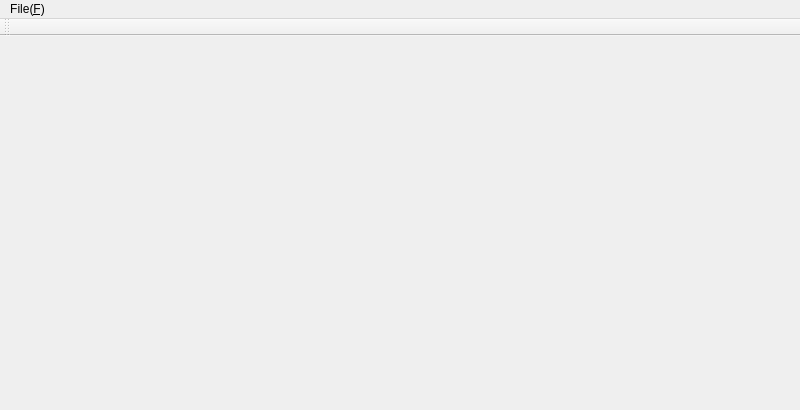
First picture: the form in next.ui, repository GreatV/next, before the edit; both pictures show x 0 to 800 and y 0 to 410 of the 800 by 600 pixel window.
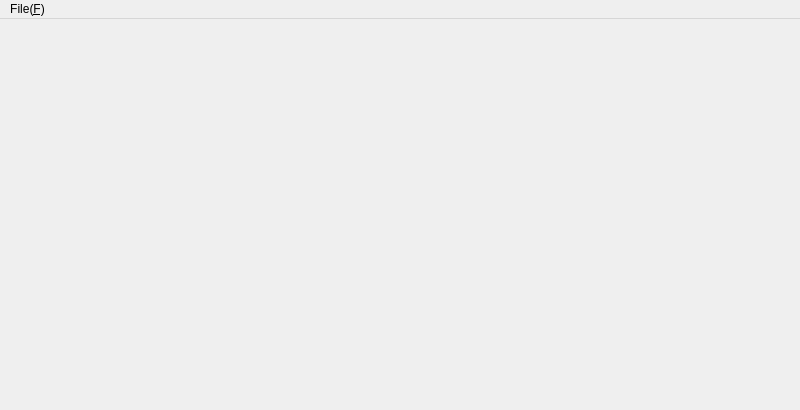
Second picture: the form after the edit.

Commit message: set ui of image display

Diff of the .ui file:
```diff
--- a/next.ui
+++ b/next.ui
@@ -14,28 +14,158 @@
    <string>next</string>
   </property>
   <widget class="QWidget" name="centralwidget">
-   <widget class="QLabel" name="labelDisplayedImage">
-    <property name="geometry">
-     <rect>
-      <x>0</x>
-      <y>0</y>
-      <width>40</width>
-      <height>12</height>
-     </rect>
+   <layout class="QVBoxLayout" name="verticalLayoutMain">
+    <property name="spacing">
+     <number>0</number>
     </property>
-    <property name="sizePolicy">
-     <sizepolicy hsizetype="Ignored" vsizetype="Ignored">
-      <horstretch>0</horstretch>
-      <verstretch>0</verstretch>
-     </sizepolicy>
+    <property name="leftMargin">
+     <number>0</number>
     </property>
-    <property name="text">
-     <string/>
+    <property name="topMargin">
+     <number>0</number>
     </property>
-    <property name="scaledContents">
-     <bool>true</bool>
+    <property name="rightMargin">
+     <number>0</number>
     </property>
-   </widget>
+    <property name="bottomMargin">
+     <number>0</number>
+    </property>
+    <item>
+     <widget class="QWidget" name="widgetTop" native="true">
+      <property name="sizePolicy">
+       <sizepolicy hsizetype="Preferred" vsizetype="Fixed">
+        <horstretch>0</horstretch>
+        <verstretch>0</verstretch>
+       </sizepolicy>
+      </property>
+      <property name="maximumSize">
+       <size>
+        <width>16777215</width>
+        <height>50</height>
+       </size>
+      </property>
+     </widget>
+    </item>
+    <item>
+     <widget class="QWidget" name="widgetCenter" native="true">
+      <layout class="QGridLayout" name="gridLayoutCenter">
+       <property name="leftMargin">
+        <number>0</number>
+       </property>
+       <property name="topMargin">
+        <number>0</number>
+       </property>
+       <property name="rightMargin">
+        <number>0</number>
+       </property>
+       <property name="bottomMargin">
+        <number>0</number>
+       </property>
+       <property name="spacing">
+        <number>0</number>
+       </property>
+       <item row="0" column="0">
+        <layout class="QVBoxLayout" name="verticalLayoutCenter">
+         <property name="spacing">
+          <number>0</number>
+         </property>
+         <item>
+          <spacer name="verticalSpacerTop">
+           <property name="orientation">
+            <enum>Qt::Vertical</enum>
+           </property>
+           <property name="sizeHint" stdset="0">
+            <size>
+             <width>20</width>
+             <height>40</height>
+            </size>
+           </property>
+          </spacer>
+         </item>
+         <item>
+          <layout class="QHBoxLayout" name="horizontalLayoutCenter">
+           <property name="spacing">
+            <number>0</number>
+           </property>
+           <item>
+            <spacer name="horizontalSpacerLeft">
+             <property name="orientation">
+              <enum>Qt::Horizontal</enum>
+             </property>
+             <property name="sizeHint" stdset="0">
+              <size>
+               <width>40</width>
+               <height>20</height>
+              </size>
+             </property>
+            </spacer>
+           </item>
+           <item>
+            <widget class="QLabel" name="labelDisplayedImage">
+             <property name="sizePolicy">
+              <sizepolicy hsizetype="Preferred" vsizetype="Preferred">
+               <horstretch>0</horstretch>
+               <verstretch>0</verstretch>
+              </sizepolicy>
+             </property>
+             <property name="text">
+              <string/>
+             </property>
+             <property name="alignment">
+              <set>Qt::AlignCenter</set>
+             </property>
+            </widget>
+           </item>
+           <item>
+            <spacer name="horizontalSpacerRight">
+             <property name="orientation">
+              <enum>Qt::Horizontal</enum>
+             </property>
+             <property name="sizeHint" stdset="0">
+              <size>
+               <width>40</width>
+               <height>20</height>
+              </size>
+             </property>
+            </spacer>
+           </item>
+          </layout>
+         </item>
+         <item>
+          <spacer name="verticalSpacerBottom">
+           <property name="orientation">
+            <enum>Qt::Vertical</enum>
+           </property>
+           <property name="sizeHint" stdset="0">
+            <size>
+             <width>20</width>
+             <height>40</height>
+            </size>
+           </property>
+          </spacer>
+         </item>
+        </layout>
+       </item>
+      </layout>
+     </widget>
+    </item>
+    <item>
+     <widget class="QWidget" name="widgetBottom" native="true">
+      <property name="sizePolicy">
+       <sizepolicy hsizetype="Preferred" vsizetype="Fixed">
+        <horstretch>0</horstretch>
+        <verstretch>0</verstretch>
+       </sizepolicy>
+      </property>
+      <property name="maximumSize">
+       <size>
+        <width>16777215</width>
+        <height>100</height>
+       </size>
+      </property>
+     </widget>
+    </item>
+   </layout>
   </widget>
   <widget class="QMenuBar" name="menubar">
    <property name="geometry">
@@ -56,17 +186,6 @@
    <addaction name="menuFile"/>
   </widget>
   <widget class="QStatusBar" name="statusbar"/>
-  <widget class="QToolBar" name="toolBar">
-   <property name="windowTitle">
-    <string>toolBar</string>
-   </property>
-   <attribute name="toolBarArea">
-    <enum>TopToolBarArea</enum>
-   </attribute>
-   <attribute name="toolBarBreak">
-    <bool>false</bool>
-   </attribute>
-  </widget>
   <action name="actionOpen">
    <property name="text">
     <string>Open</string>
```
The commit also changes 2 other files.
